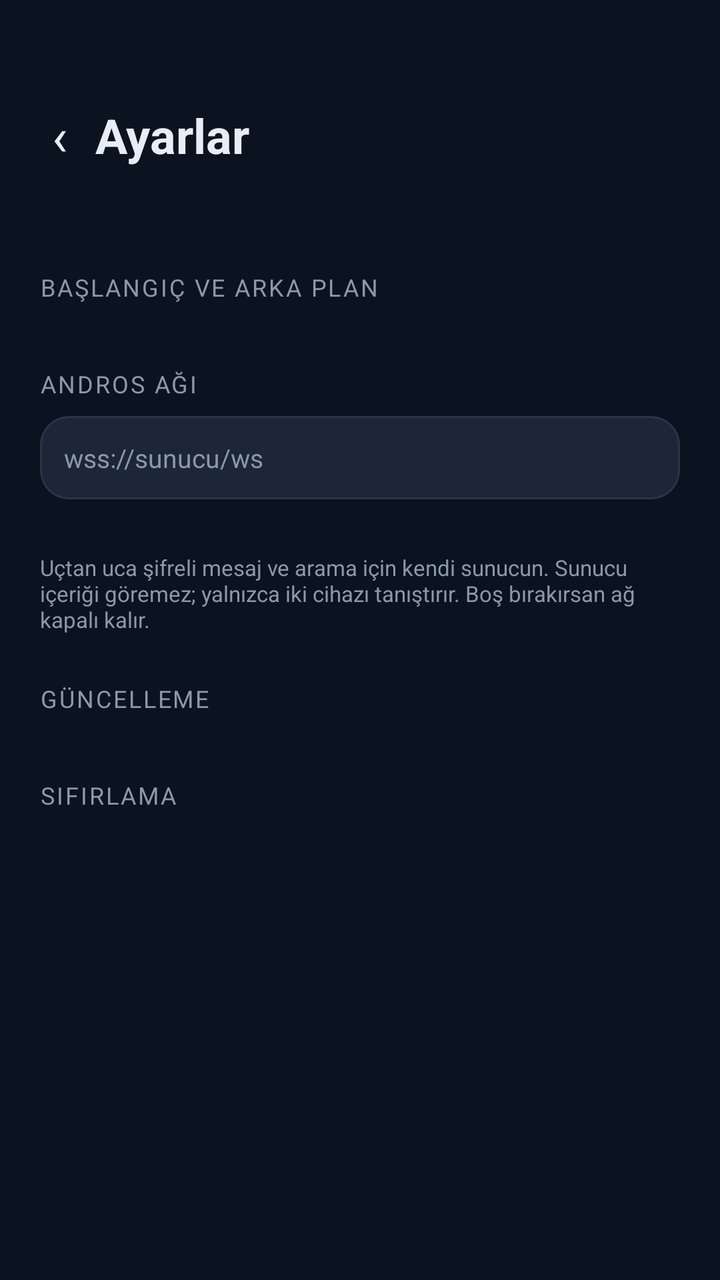
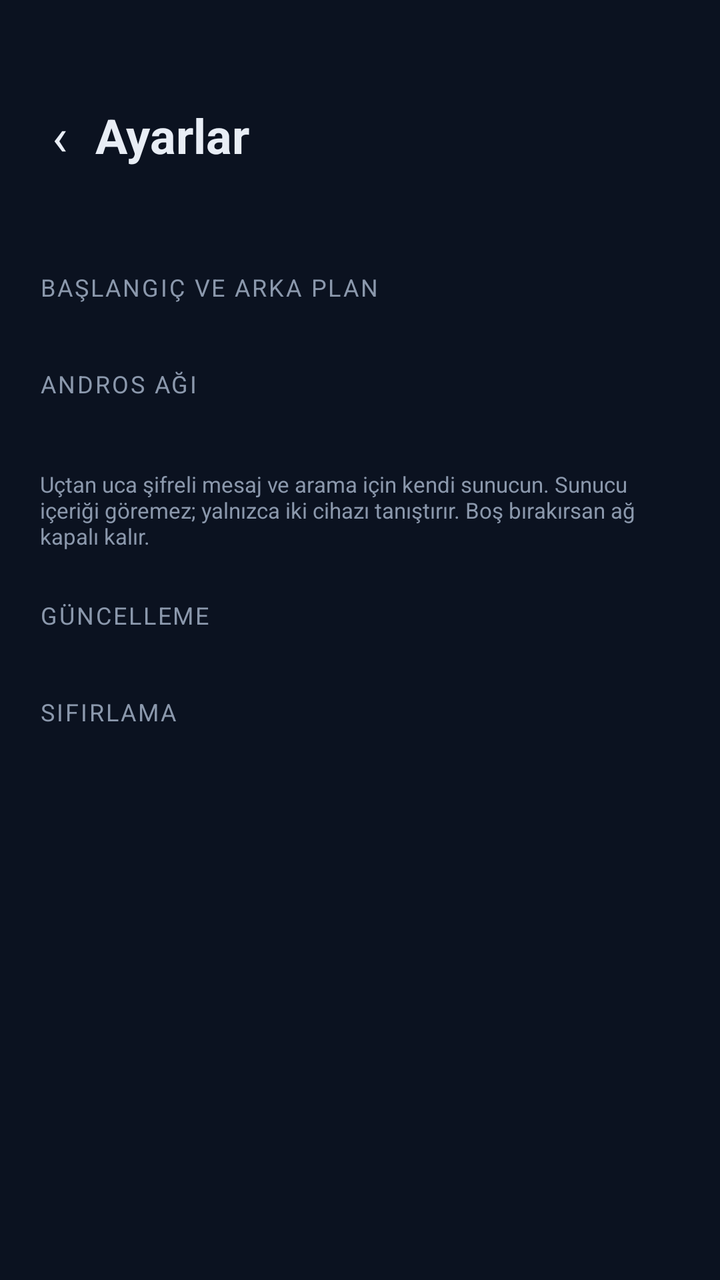

Two renders of the same Android screen: before a commit and after it. Below are the layout's source before the change and the commit's diff.
<!-- AndroidManifest.xml: application theme Theme.AndrOS -->
<!-- res/layout/activity_settings.xml -->
<?xml version="1.0" encoding="utf-8"?>
<ScrollView xmlns:android="http://schemas.android.com/apk/res/android"
    android:layout_width="match_parent"
    android:layout_height="match_parent"
    android:background="@color/bg"
    android:fillViewport="true"
    android:scrollbars="none">

    <LinearLayout
        android:layout_width="match_parent"
        android:layout_height="wrap_content"
        android:orientation="vertical"
        android:paddingStart="20dp"
        android:paddingEnd="20dp"
        android:paddingTop="44dp"
        android:paddingBottom="32dp">

        <LinearLayout
            android:layout_width="match_parent"
            android:layout_height="wrap_content"
            android:gravity="center_vertical"
            android:orientation="horizontal">

            <TextView
                android:id="@+id/backButton"
                android:layout_width="wrap_content"
                android:layout_height="wrap_content"
                android:background="@drawable/ripple_soft"
                android:padding="6dp"
                android:text="‹"
                android:textColor="@color/text"
                android:textSize="26sp" />

            <TextView
                android:layout_width="0dp"
                android:layout_height="wrap_content"
                android:layout_marginStart="8dp"
                android:layout_weight="1"
                android:text="@string/settings"
                android:textColor="@color/text"
                android:textSize="24sp"
                android:textStyle="bold" />
        </LinearLayout>

        <TextView
            android:id="@+id/versionText"
            android:layout_width="match_parent"
            android:layout_height="wrap_content"
            android:layout_marginTop="4dp"
            android:layout_marginStart="42dp"
            android:textColor="@color/text_dim"
            android:textSize="12sp" />

        
        <TextView style="@style/SectionHead" android:text="@string/sec_background" />
        <LinearLayout
            android:id="@+id/backgroundBox"
            android:layout_width="match_parent"
            android:layout_height="wrap_content"
            android:background="@drawable/card_bg"
            android:orientation="vertical"
            android:paddingStart="16dp"
            android:paddingEnd="16dp" />

        
        <TextView style="@style/SectionHead" android:text="@string/sec_network" />

        <EditText
            android:id="@+id/signalUrl"
            android:layout_width="match_parent"
            android:layout_height="wrap_content"
            android:background="@drawable/code_bg"
            android:hint="wss://sunucu/ws"
            android:imeOptions="actionDone"
            android:inputType="textUri"
            android:padding="12dp"
            android:textColor="@color/text"
            android:textColorHint="@color/text_dim"
            android:textSize="13sp"
            android:autofillHints="" />

        <TextView
            android:id="@+id/signalIdentity"
            android:layout_width="match_parent"
            android:layout_height="wrap_content"
            android:layout_marginTop="6dp"
            android:textColor="@color/text_dim"
            android:textSize="11sp" />

        <TextView
            android:layout_width="match_parent"
            android:layout_height="wrap_content"
            android:layout_marginTop="6dp"
            android:text="@string/network_note"
            android:textColor="@color/text_dim"
            android:textSize="11sp" />

        <TextView style="@style/SectionHead" android:text="@string/sec_update" />
        <LinearLayout
            android:id="@+id/updateBox"
            android:layout_width="match_parent"
            android:layout_height="wrap_content"
            android:background="@drawable/card_bg"
            android:orientation="vertical"
            android:paddingStart="16dp"
            android:paddingEnd="16dp" />

        
        <TextView style="@style/SectionHead" android:text="@string/sec_reset" />
        <LinearLayout
            android:id="@+id/resetBox"
            android:layout_width="match_parent"
            android:layout_height="wrap_content"
            android:background="@drawable/card_bg"
            android:orientation="vertical"
            android:paddingStart="16dp"
            android:paddingEnd="16dp" />

    </LinearLayout>
</ScrollView>
<!-- resources referenced by this layout -->
<resources>
  <color name="bg">#0B1220</color>
  <color name="text">#E8EDF5</color>
  <color name="text_dim">#8B98AC</color>
  <!-- drawable card_bg (drawable) -->
  <shape xmlns:android="http://schemas.android.com/apk/res/android" android:shape="rectangle">
      <solid android:color="@color/surface" />
      <corners android:radius="18dp" />
  </shape>
  <!-- drawable code_bg (drawable) -->
  <shape xmlns:android="http://schemas.android.com/apk/res/android" android:shape="rectangle">
      <solid android:color="@color/surface_variant" />
      <corners android:radius="14dp" />
      <stroke android:width="1dp" android:color="#2A3548" />
  </shape>
  <!-- drawable ripple_soft (drawable) -->
  <?xml version="1.0" encoding="utf-8"?>
  <ripple xmlns:android="http://schemas.android.com/apk/res/android"
      android:color="#26FFFFFF"
      android:radius="18dp" />
  <string name="network_note">Uçtan uca şifreli mesaj ve arama için kendi sunucun. Sunucu içeriği göremez; yalnızca iki cihazı tanıştırır. Boş bırakırsan ağ kapalı kalır.</string>
  <string name="sec_background">BAŞLANGIÇ VE ARKA PLAN</string>
  <string name="sec_network">ANDROS AĞI</string>
  <string name="sec_reset">SIFIRLAMA</string>
  <string name="sec_update">GÜNCELLEME</string>
  <string name="settings">Ayarlar</string>
  <style name="SectionHead">
          <item name="android:layout_width">wrap_content</item>
          <item name="android:layout_height">wrap_content</item>
          <item name="android:layout_marginTop">24dp</item>
          <item name="android:layout_marginBottom">8dp</item>
          <item name="android:textColor">@color/text_dim</item>
          <item name="android:textSize">12sp</item>
          <item name="android:letterSpacing">0.08</item>
      </style>
  <style name="Theme.AndrOS" parent="Theme.Material3.DayNight.NoActionBar">
          <item name="colorPrimary">@color/accent</item>
          <item name="colorOnPrimary">@color/on_accent</item>
          <item name="colorSurface">@color/surface</item>
          <item name="colorSurfaceVariant">@color/surface_variant</item>
          <item name="android:colorBackground">@color/bg</item>
          <item name="android:statusBarColor">@color/bg</item>
          <item name="android:navigationBarColor">@color/bg</item>
          <item name="android:windowLightStatusBar" tools:targetApi="m">false</item>
      </style>
  <color name="surface">#141C2C</color>
  <color name="surface_variant">#1C2637</color>
  <color name="accent">#4ADE80</color>
  <color name="on_accent">#052E16</color>
</resources>

<!-- the commit's change to res/layout/activity_settings.xml (unified diff, before → after) -->
@@ -65,19 +65,11 @@
         
         <TextView style="@style/SectionHead" android:text="@string/sec_network" />
 
-        <EditText
-            android:id="@+id/signalUrl"
+        <LinearLayout
+            android:id="@+id/networkBox"
             android:layout_width="match_parent"
             android:layout_height="wrap_content"
-            android:background="@drawable/code_bg"
-            android:hint="wss://sunucu/ws"
-            android:imeOptions="actionDone"
-            android:inputType="textUri"
-            android:padding="12dp"
-            android:textColor="@color/text"
-            android:textColorHint="@color/text_dim"
-            android:textSize="13sp"
-            android:autofillHints="" />
+            android:orientation="vertical" />
 
         <TextView
             android:id="@+id/signalIdentity"
<!-- resource entries referenced after the edit -->
@@ -7,12 +7,6 @@
   <shape xmlns:android="http://schemas.android.com/apk/res/android" android:shape="rectangle">
       <solid android:color="@color/surface" />
       <corners android:radius="18dp" />
-  </shape>
-  <!-- drawable code_bg (drawable) -->
-  <shape xmlns:android="http://schemas.android.com/apk/res/android" android:shape="rectangle">
-      <solid android:color="@color/surface_variant" />
-      <corners android:radius="14dp" />
-      <stroke android:width="1dp" android:color="#2A3548" />
   </shape>
   <!-- drawable ripple_soft (drawable) -->
   <?xml version="1.0" encoding="utf-8"?>
@@ -45,8 +39,8 @@
           <item name="android:windowLightStatusBar" tools:targetApi="m">false</item>
       </style>
   <color name="surface">#141C2C</color>
-  <color name="surface_variant">#1C2637</color>
   <color name="accent">#4ADE80</color>
   <color name="on_accent">#052E16</color>
+  <color name="surface_variant">#1C2637</color>
 </resources>
 
